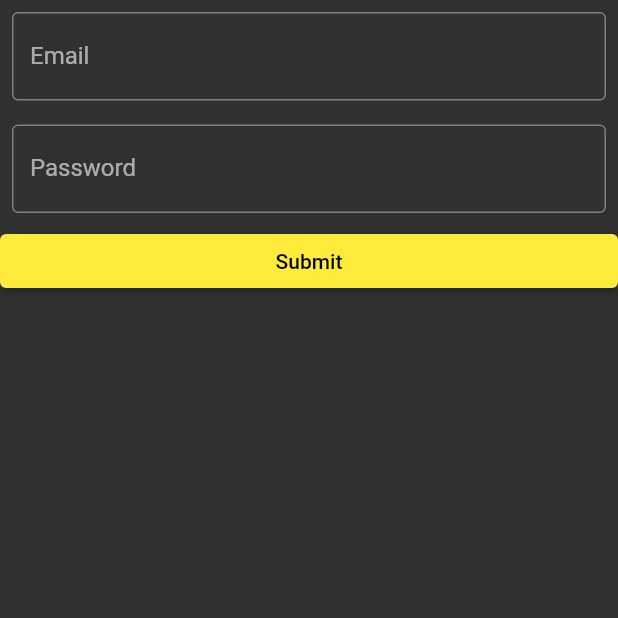
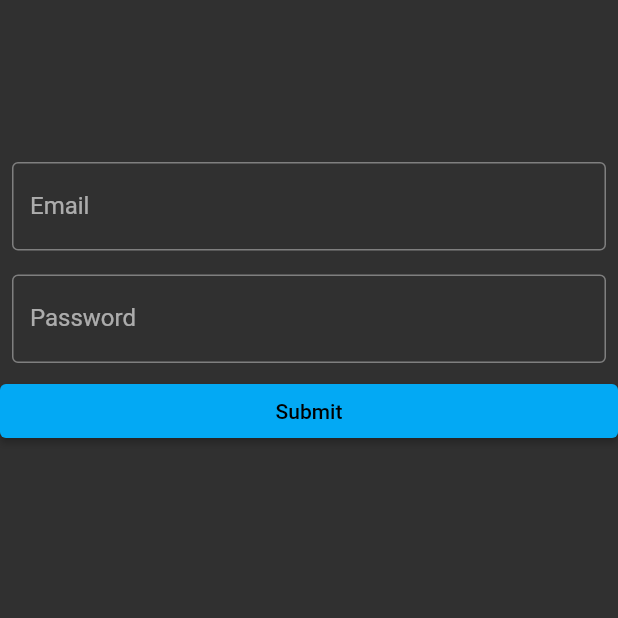
Before and after one commit to MatthewGreenspun/pt-program-app, a Flutter app: the screen it shows after launch, on a phone screen of 412 x 824 dp, the top half of it. Run offline on Flutter 3.47's test engine with Material 2 defaults, Android fonts, the phone set to English and light mode, and no system bars.

Commit message:
login page without backend

```diff
--- a/mobile/lib/main.dart
+++ b/mobile/lib/main.dart
@@ -1,5 +1,6 @@
 import 'package:flutter/material.dart';
 import 'screens/login/login.dart';
+import 'screens/patients/patients.dart';
 
 void main() {
   runApp(const MyApp());
@@ -10,10 +11,12 @@ class MyApp extends StatelessWidget {
   @override
   Widget build(BuildContext context) {
     return MaterialApp(
-        title: 'PT Program',
-        theme: ThemeData.dark().copyWith(
-            colorScheme: const ColorScheme.dark().copyWith(
-                primary: Colors.yellow, secondary: Colors.yellowAccent)),
-        home: const Login());
+      title: 'PT Program',
+      theme: ThemeData.dark().copyWith(
+          colorScheme: const ColorScheme.dark().copyWith(
+              primary: Colors.lightBlue, secondary: Colors.lightBlueAccent)),
+      home: const Login(),
+      routes: {"/patients": (context) => const Patients()},
+    );
   }
 }
--- a/mobile/lib/screens/login/login.dart
+++ b/mobile/lib/screens/login/login.dart
@@ -11,38 +11,103 @@ class Login extends StatefulWidget {
 class _LoginState extends State<Login> {
   late TextEditingController _emailController;
   late TextEditingController _passwordController;
+  late TextEditingController _codeController;
+  final PageController _pageController = PageController();
   @override
   void initState() {
     super.initState();
     _emailController = TextEditingController();
     _passwordController = TextEditingController();
+    _codeController = TextEditingController();
   }
 
   @override
   void dispose() {
     _emailController.dispose();
     _passwordController.dispose();
+    _codeController.dispose();
+    _pageController.dispose();
     super.dispose();
   }
 
-  void onSubmit() {
-    // TODO
+  Route _animationRoute() {
+    return PageRouteBuilder(
+      pageBuilder: (context, animation, secondaryAnimation) => Center(
+          child: Scaffold(
+              body: Center(
+                  child: Container(
+                      padding: const EdgeInsets.only(top: 100),
+                      child: Column(
+                        children: [
+                          Text(
+                            "A code has been sent to ${_emailController.value.text}", //TODO doesn't look good
+                            style: const TextStyle(fontSize: 30),
+                          ),
+                          LoginField(
+                            controller: _codeController,
+                            label: "Code",
+                            inputType: TextInputType.number,
+                          ),
+                          ElevatedButton(
+                            onPressed: onCodeSubmit,
+                            style: ElevatedButton.styleFrom(
+                                fixedSize: const Size.fromWidth(
+                                    500)), //TODO responsive
+                            child: const Text("Submit"),
+                          ),
+                        ],
+                      ))))),
+      transitionsBuilder: (context, animation, secondaryAnimation, child) {
+        const begin = Offset(1.0, 0.0);
+        const end = Offset.zero;
+        const curve = Curves.easeInOut;
+        var tween =
+            Tween(begin: begin, end: end).chain(CurveTween(curve: curve));
+        return SlideTransition(
+          position: animation.drive(tween),
+          child: child,
+        );
+      },
+    );
+  }
+
+  void onEmailSubmit() {
+    Navigator.of(context).push(_animationRoute());
+  }
+
+  void onCodeSubmit() {
+    //TODO:
+    Navigator.popAndPushNamed(context, "/patients");
   }
 
   @override
   Widget build(BuildContext context) {
     return Scaffold(
       body: Center(
-          child: Column(
-        children: [
-          LoginField(controller: _emailController, label: "Email"),
-          LoginField(controller: _passwordController, label: "Password"),
-          ElevatedButton(
-              onPressed: onSubmit,
-              child: const Text("Submit"),
-              style: ElevatedButton.styleFrom(fixedSize: Size.fromWidth(500))),
-        ],
-      )),
+          child: Container(
+              //TODO add logo
+              width: 500, //TODO responsive
+              padding: const EdgeInsets.only(top: 100),
+              child: Column(
+                children: [
+                  LoginField(
+                    controller: _emailController,
+                    label: "Email",
+                    inputType: TextInputType.emailAddress,
+                  ),
+                  LoginField(
+                    controller: _passwordController,
+                    label: "Password",
+                    isPassword: true,
+                  ),
+                  ElevatedButton(
+                    onPressed: onEmailSubmit,
+                    style: ElevatedButton.styleFrom(
+                        fixedSize: const Size.fromWidth(500)), //TODO responsive
+                    child: const Text("Submit"),
+                  ),
+                ],
+              ))),
     );
   }
 }
--- a/mobile/lib/screens/login/login_field.dart
+++ b/mobile/lib/screens/login/login_field.dart
@@ -3,12 +3,16 @@ import "package:flutter/material.dart";
 class LoginField extends StatelessWidget {
   TextEditingController controller;
   String label;
+  TextInputType inputType;
+  bool isPassword;
   EdgeInsetsGeometry margin;
   double width;
   LoginField(
       {super.key,
       required this.controller,
       required this.label,
+      this.inputType = TextInputType.text,
+      this.isPassword = false,
       this.margin = const EdgeInsets.all(8),
       this.width = 500});
 
@@ -19,6 +23,8 @@ class LoginField extends StatelessWidget {
         margin: margin,
         child: TextField(
           controller: controller,
+          obscureText: isPassword,
+          keyboardType: inputType,
           decoration:
               InputDecoration(border: OutlineInputBorder(), label: Text(label)),
         ));
```
Also changed, not shown: mobile/lib/screens/patients/patients.dart (added, +20 -0 lines), 1 other file.
